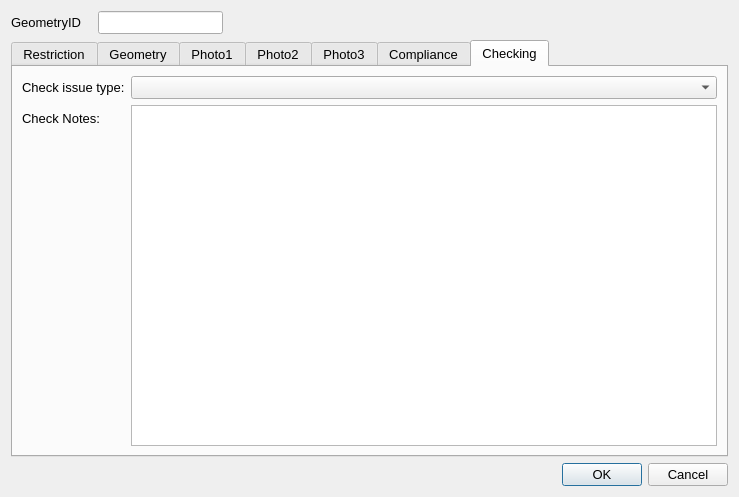
Old version of the form ui/TurnRestrictions.ui in the repository tlh22/demandForm.
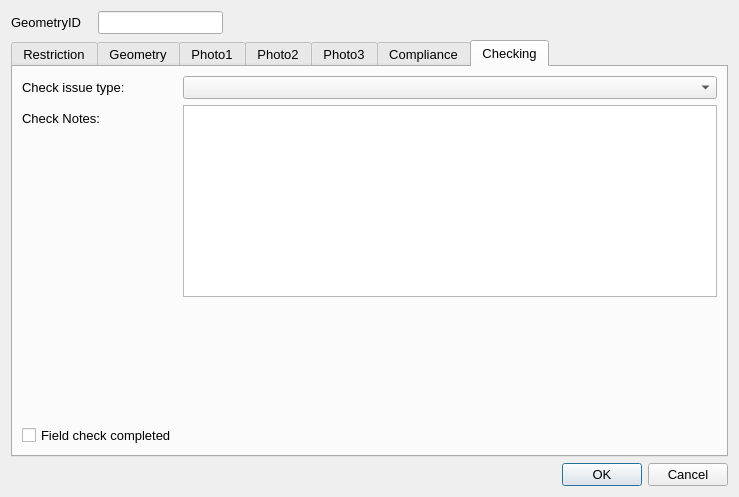
New version of the form. The open tabs and pages were chosen to show the change. Icons and pictures are not drawn.

The edit to the form file:
```diff
--- a/ui/TurnRestrictions.ui
+++ b/ui/TurnRestrictions.ui
@@ -565,6 +565,26 @@
        <item row="0" column="1">
         <widget class="QComboBox" name="MHTC_CheckIssueTypeID"/>
        </item>
+       <item row="3" column="0">
+        <widget class="QCheckBox" name="FieldCheckCompleted">
+         <property name="text">
+          <string>Field check completed</string>
+         </property>
+        </widget>
+       </item>
+       <item row="2" column="0">
+        <spacer name="verticalSpacer_2">
+         <property name="orientation">
+          <enum>Qt::Vertical</enum>
+         </property>
+         <property name="sizeHint" stdset="0">
+          <size>
+           <width>20</width>
+           <height>20</height>
+          </size>
+         </property>
+        </spacer>
+       </item>
       </layout>
      </widget>
     </widget>
```
